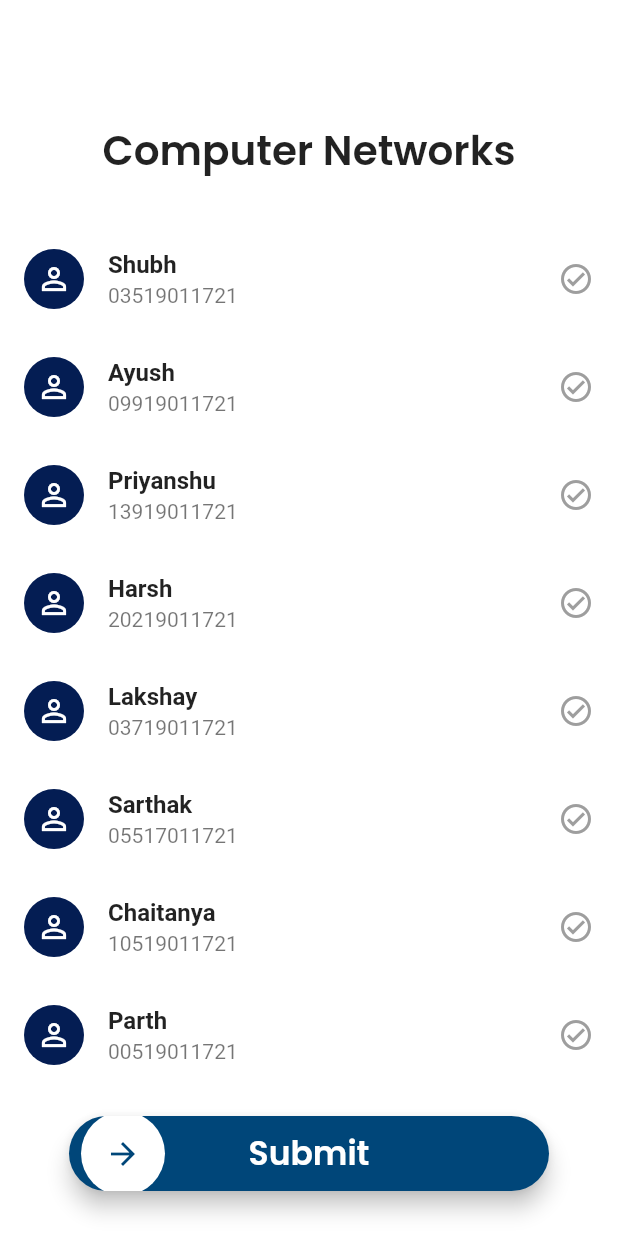
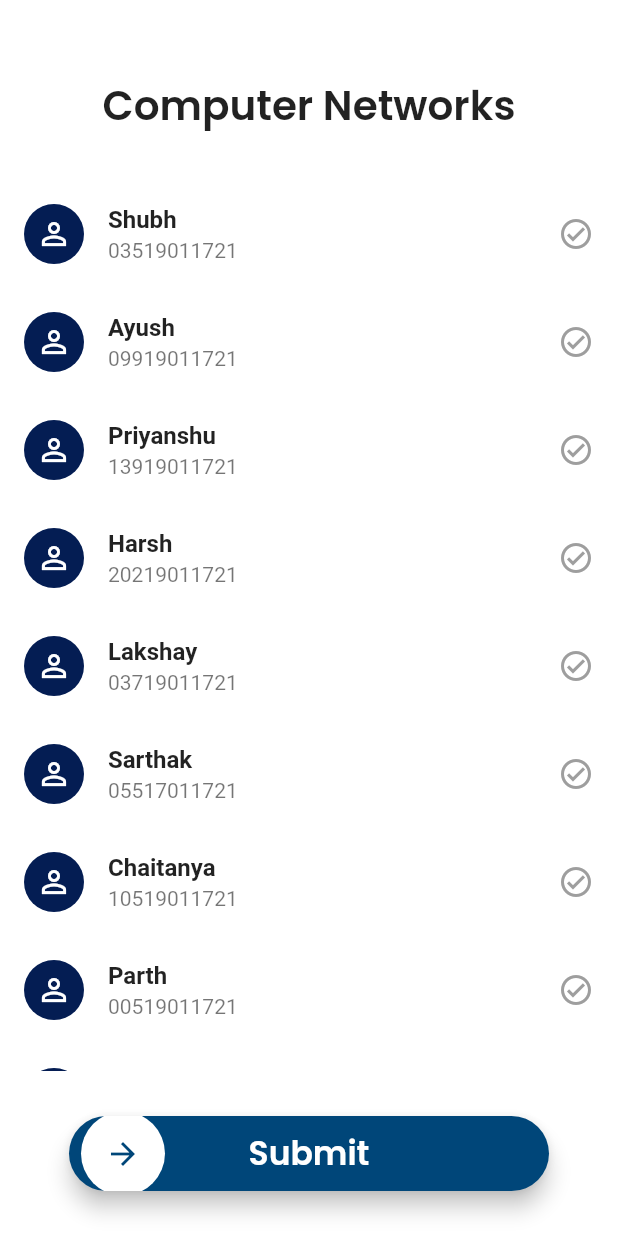
Before and after one commit to harshrajput1506/attendance_management_system, a Flutter app: the AttendancePage screen opened directly, on a phone screen of 412 x 824 dp. Run offline on Flutter 3.47's test engine with Material 2 defaults, Android fonts, the phone set to English and light mode, and no system bars; drawn by our look-alikes of slide_to_act.

Commit message:
size changed

```diff
--- a/lib/attendancepage.dart
+++ b/lib/attendancepage.dart
@@ -34,7 +34,7 @@ class AttendancePageState extends State<AttendancePage> {
       backgroundColor: Color.fromRGBO(255, 255, 255, 1),
       body: Container(
         child: Padding(
-          padding: const EdgeInsets.only(top: 50,bottom:0),
+          padding: const EdgeInsets.only(top: 20, bottom: 0),
           child: Column(
             mainAxisAlignment: MainAxisAlignment.spaceEvenly,
             children: [
@@ -96,8 +96,10 @@ class AttendancePageState extends State<AttendancePage> {
                           color: Colors.white,
                         )),
                     onSubmit: () {
-                      Navigator.push(context,
-                          MaterialPageRoute(builder: (context) => SubmitPage()));
+                      Navigator.push(
+                          context,
+                          MaterialPageRoute(
+                              builder: (context) => SubmitPage()));
                     }),
               ),
               Padding(padding: EdgeInsets.all(15)),
```
